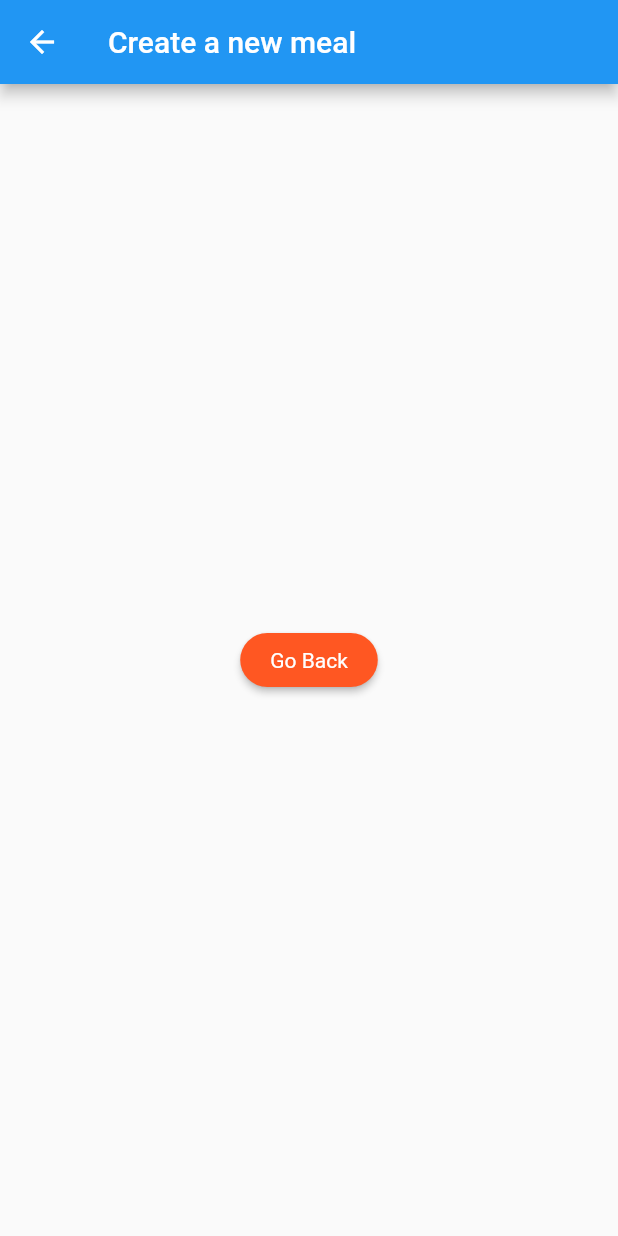
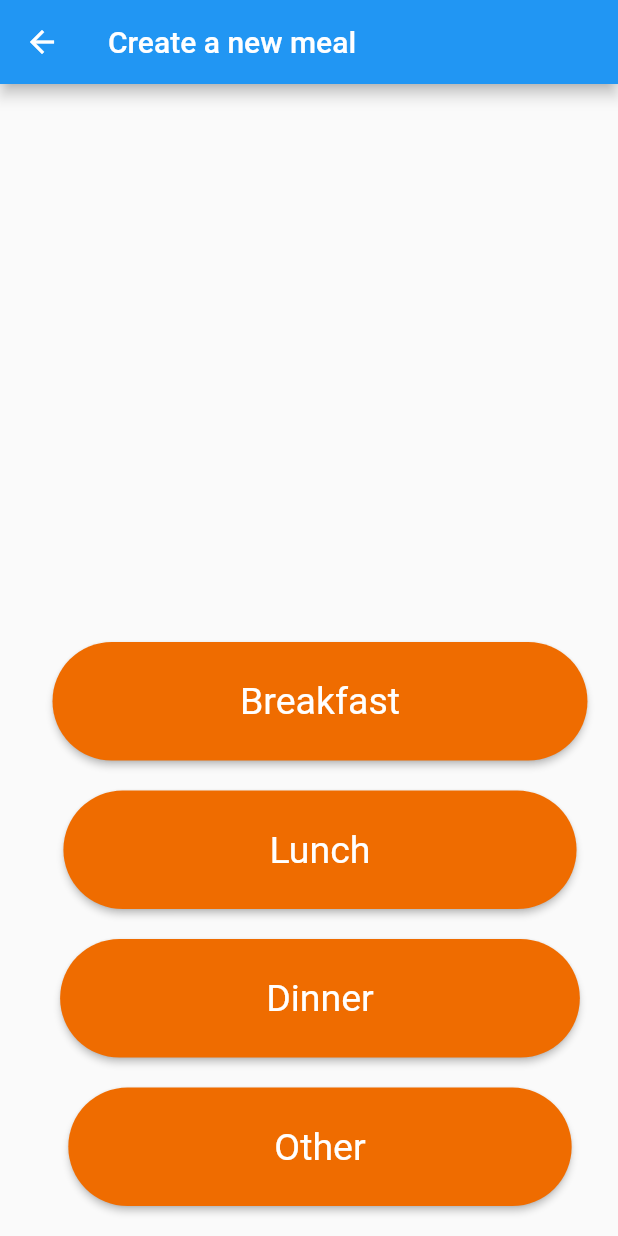
Before and after one commit to LaurenceM96/personal-nutrition-app, a Flutter app: the SecondRoute screen opened directly, on a phone screen of 412 x 824 dp. Run offline on Flutter 3.47's test engine with Material 2 defaults, Android fonts, the phone set to English and light mode, and no system bars.

Commit message:
The second page now features new buttons positioned at the bottom half of the screen. The setup of the buttons requires a lot of manual manipulation, more appropriate formatting script should be used. Current code works as a placeholder.

```diff
--- a/lib/CreateNewMeal.dart
+++ /dev/null
@@ -1,46 +0,0 @@
-import 'package:flutter/foundation.dart';
-import 'package:flutter/material.dart';
-
-class NewButton extends StatelessWidget {
-  NewButton({required this.onPressed});
-
-  final GestureTapCallback onPressed;
-
-  @override
-Widget build(BuildContext context)  {
-    return RawMaterialButton(
-        fillColor: Colors.deepOrange,
-        splashColor: Colors.orange,
-        child: Padding(
-          padding: const EdgeInsets.symmetric(
-              vertical: 9.0,
-              horizontal: 20.0),
-          child: Text("Go Back",
-          style: TextStyle(color: Colors.white
-            )
-          ),
-        ),
-          onPressed: onPressed,
-          shape: const StadiumBorder(),
-    );
-  }
-}
-
-
-class SecondRoute extends StatelessWidget {
-  @override
-  Widget build(BuildContext context) {
-    return Scaffold(
-      appBar: AppBar(
-        title: Text("Create a new meal"),
-      ),
-      body: Center(
-        child: NewButton(
-          onPressed: () {
-            Navigator.pop(context);
-          },
-        ),
-      ),
-    );
-  }
-}
--- /dev/null
+++ b/lib/RossButton.dart
@@ -0,0 +1,111 @@
+import 'package:flutter/foundation.dart';
+import 'package:flutter/material.dart';
+
+// This is where the design of a second button, NewButton2, can be edited.
+class NewButton1 extends StatelessWidget {
+  NewButton1({required this.onPressed});
+
+  final GestureTapCallback onPressed;
+
+  @override
+Widget build(BuildContext context)  {
+    return RawMaterialButton(
+        fillColor: Colors.orange.shade800,
+        splashColor: Colors.orange,
+        child: Padding(
+          padding: const EdgeInsets.symmetric(
+              vertical: 25.0,
+              horizontal: 125.0),
+          child: Text("Breakfast",
+          style: TextStyle(color: Colors.white,
+              fontSize: 25.0
+            )
+          ),
+        ),
+          onPressed: onPressed,
+          shape: const StadiumBorder(),
+    );
+  }
+}
+
+
+// This is where the design of a second button, NewButton2, can be edited.
+class NewButton2 extends StatelessWidget {
+  NewButton2({required this.onPressed});
+
+  final GestureTapCallback onPressed;
+
+  @override
+  Widget build(BuildContext context)  {
+    return RawMaterialButton(
+      fillColor: Colors.orange.shade800,
+      splashColor: Colors.orange,
+      child: Padding(
+        padding: const EdgeInsets.symmetric(
+            vertical: 25.0,
+            horizontal: 125.0),
+        child: Text("  Lunch  ",
+            style: TextStyle(color: Colors.white,
+                fontSize: 25.0
+            )
+        ),
+      ),
+      onPressed: onPressed,
+      shape: const StadiumBorder(),
+    );
+  }
+}
+
+// This is where the design of a second button, NewButton3, can be edited.
+class NewButton3 extends StatelessWidget {
+  NewButton3({required this.onPressed});
+
+  final GestureTapCallback onPressed;
+
+  @override
+  Widget build(BuildContext context)  {
+    return RawMaterialButton(
+      fillColor: Colors.orange.shade800,
+      splashColor: Colors.orange,
+      child: Padding(
+        padding: const EdgeInsets.symmetric(
+            vertical: 25.0,
+            horizontal: 125.0),
+        child: Text("  Dinner  ",
+            style: TextStyle(color: Colors.white,
+                fontSize: 25.0
+            )
+        ),
+      ),
+      onPressed: onPressed,
+      shape: const StadiumBorder(),
+    );
+  }
+}
+
+// This is where the design of a second button, NewButton3, can be edited.
+class NewButton4 extends StatelessWidget {
+  NewButton4({required this.onPressed});
+
+  final GestureTapCallback onPressed;
+
+  @override
+  Widget build(BuildContext context)  {
+    return RawMaterialButton(
+      fillColor: Colors.orange.shade800,
+      splashColor: Colors.orange,
+      child: Padding(
+        padding: const EdgeInsets.symmetric(
+            vertical: 25.0,
+            horizontal: 125.0),
+        child: Text("  Other  ",
+            style: TextStyle(color: Colors.white,
+                fontSize: 25.0
+            )
+        ),
+      ),
+      onPressed: onPressed,
+      shape: const StadiumBorder(),
+    );
+  }
+}
--- a/lib/main.dart
+++ b/lib/main.dart
@@ -2,7 +2,7 @@ import 'package:flutter/foundation.dart';
 import 'package:flutter/material.dart';
 import 'package:nutrition_app/FloatingMenuItem.dart';
 import 'package:nutrition_app/CustomShapedNavBar.dart';
-import 'package:nutrition_app/CreateNewMeal.dart';
+import 'package:nutrition_app/RossButton.dart';
 
 void main() => runApp(MyApp());
 
@@ -158,16 +158,56 @@ class SecondRoute extends StatelessWidget {
       appBar: AppBar(
         title: Text("Create a new meal"),
       ),
-      body: Center(
-        child: NewButton(
-          onPressed: () {
-            Navigator.pop(context);
-          },
-        ),
-      ),
+
+        body: Column(
+        mainAxisAlignment: MainAxisAlignment.end,
+        crossAxisAlignment: CrossAxisAlignment.center,
+        children: <Widget> [
+
+          Container(
+              child: Padding(
+                  padding: EdgeInsets.only(top: 10, left:35, bottom: 10),
+                  child: NewButton1(
+                      onPressed: () {}
+                  )
+              )
+          ),
+
+          Container(
+              child: Padding(
+              padding: EdgeInsets.only(top: 10, left:35, bottom: 10),
+              child: NewButton2(
+                  onPressed: () {}
+              )
+              )
+          ),
+
+
+          Container(
+              child: Padding(
+                  padding: EdgeInsets.only(top: 10, left:35, bottom: 10),
+                  child: NewButton3(
+                      onPressed: () {}
+                  )
+              )
+          ),
+
+          Container(
+              child: Padding(
+                  padding: EdgeInsets.only(top: 10, left:35, bottom: 20),
+                  child: NewButton4(
+                      onPressed: () {}
+                  )
+              )
+          ),
+
+        ]
+      )
     );
   }
 }
+
+
 
 class ConsumedMealListItem extends StatelessWidget {
   const ConsumedMealListItem({
```
